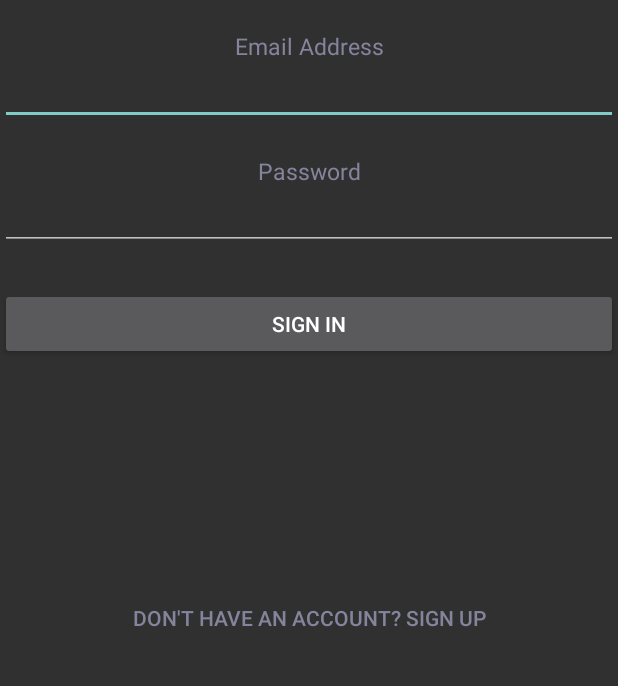
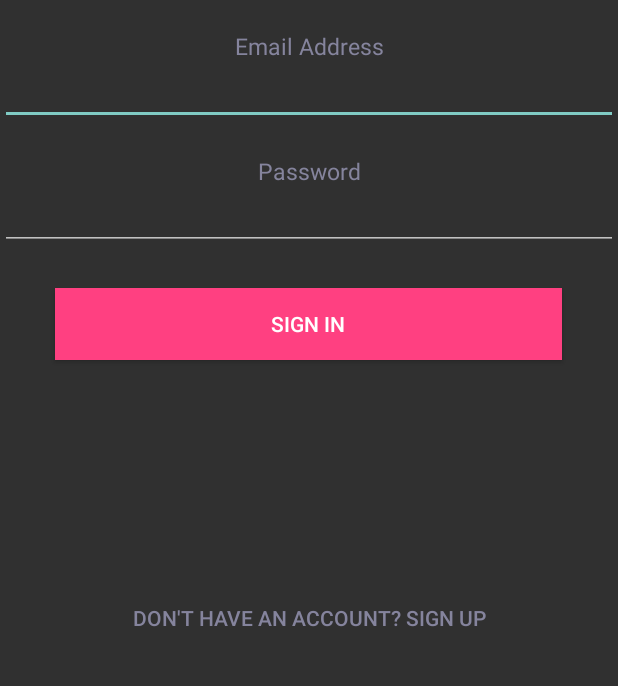
Before and after one commit to CatTrack/Android-Front-End, an Android app: the screen it shows after launch (LoginActivity), on a phone screen of 412 x 824 dp, the part 383-1069 px from its top. Run offline under Robolectric (Android 15) with nearby library versions, the phone set to English and light mode, and no system bars; our stand-ins replace Firebase (no records; nobody signed in at launch, a user with empty details on screens opened directly).

Commit message:
Ammended commit

```diff
--- a/app/src/main/res/layout/activity_login.xml
+++ b/app/src/main/res/layout/activity_login.xml
@@ -74,9 +74,14 @@
 
     <Button
         android:id="@+id/loginButton"
-        android:layout_width="match_parent"
+        style="@android:style/Widget.Material.Button.Colored"
+        android:layout_width="338dp"
         android:layout_height="wrap_content"
-        android:text="Sign In"/>
+        android:layout_gravity="center"
+        android:background="@color/colorAccent"
+        android:textColor="#fff"
+        android:gravity="center"
+        android:text="Sign In" />
 
     <Space
         android:layout_width="match_parent"
```
